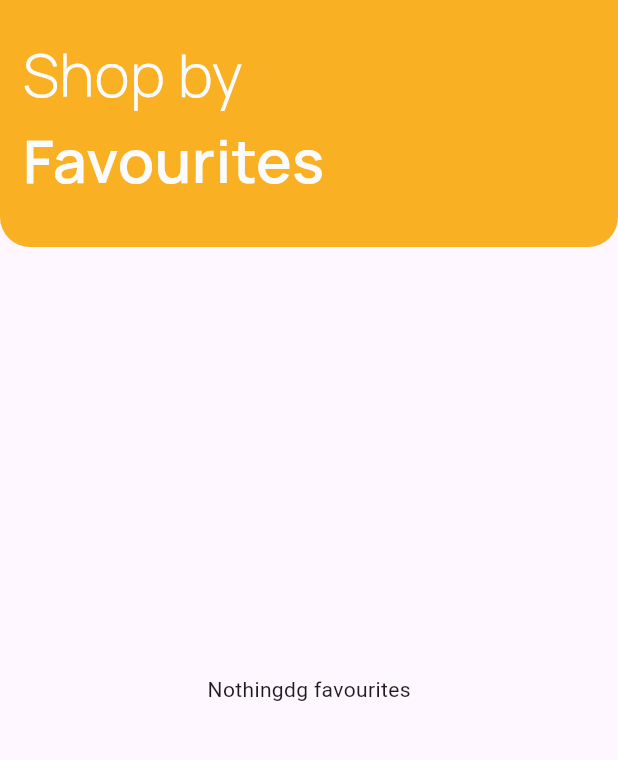
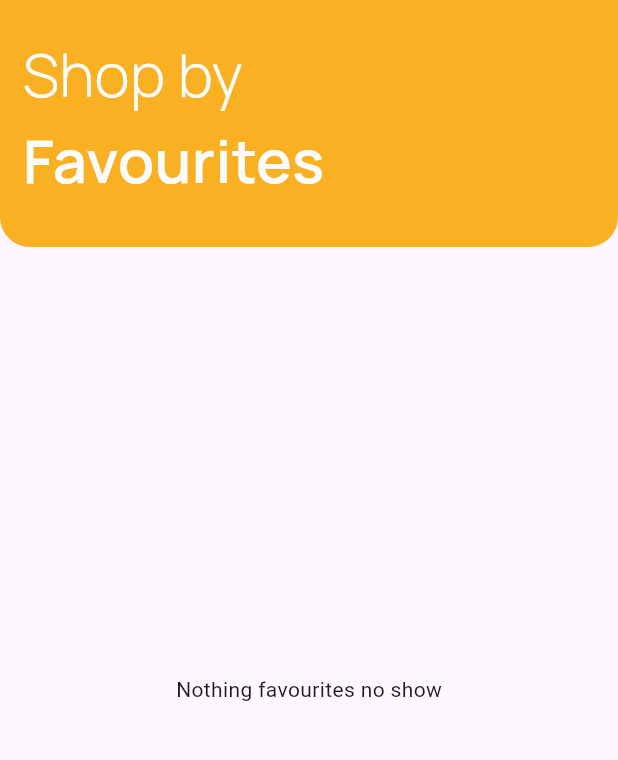
Before and after one commit to Mubasshir007/Ecomerse-app, a Flutter app: the favScreen screen opened directly, on a phone screen of 412 x 824 dp, the part 104-864 px from its top. Run offline on Flutter 3.47's test engine with Material 3 defaults, Android fonts, the phone set to English and light mode, and no system bars; drawn by our look-alikes of badges; our stand-ins replace animated_notch_bottom_bar, flutter_svg, smooth_page_indicator.

Commit message:
favourite

```diff
--- a/lib/screens/fav.dart
+++ b/lib/screens/fav.dart
@@ -25,7 +25,7 @@ class _favScreenState extends State<favScreen> {
           ),
           Expanded(
             child: cartProvider.fav.isEmpty
-                ? const Center(child: Text("Nothingdg favourites"))
+                ? const Center(child: Text("Nothing favourites no show"))
                 : ListView.builder(
                     itemCount: cartProvider.fav.length,
                     itemBuilder: (context, index) {
```
